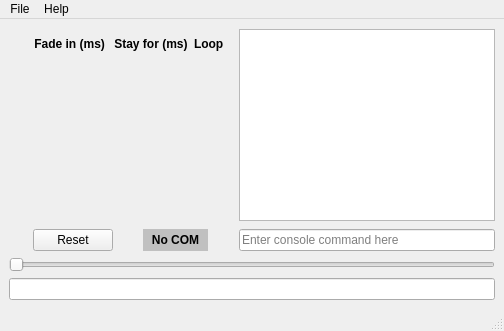
Old version of the form MeshConsole/FireflyControl.ui in the repository Kreyl/armlet.
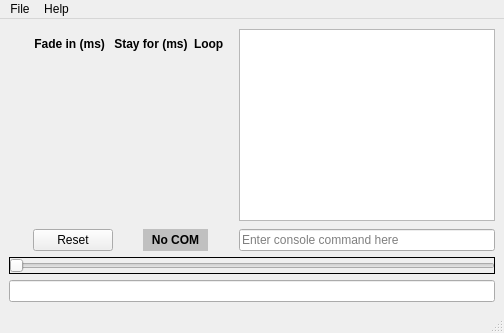
New version of the form. Icons and pictures are not drawn. Custom widgets are drawn as their Qt base class.

Commit message: FireflyControl draft

```diff
--- a/MeshConsole/FireflyControl.ui
+++ b/MeshConsole/FireflyControl.ui
@@ -226,12 +226,12 @@
     </item>
     <item row="2" column="0" colspan="2">
      <widget class="QSlider" name="graphSlider">
+      <property name="styleSheet">
+       <string notr="true">border: 1px solid black</string>
+      </property>
       <property name="orientation">
        <enum>Qt::Horizontal</enum>
       </property>
-      <property name="tickInterval">
-       <number>999999999</number>
-      </property>
      </widget>
     </item>
     <item row="3" column="0" colspan="2">
```
The commit also changes 1 other file.
